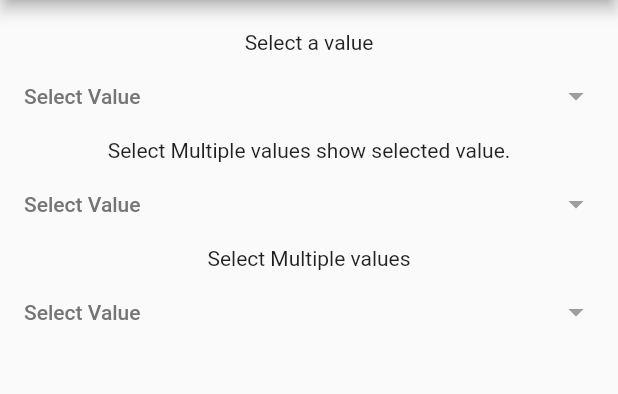
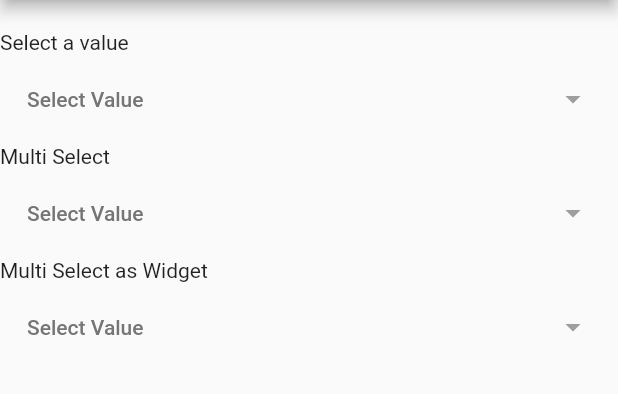
Before and after one commit to amirr-dotcom/custom_searchable_dropdown, a Flutter app: the screen it shows after launch, on a phone screen of 412 x 824 dp, the part 84-478 px from its top. Run offline on Flutter 3.47's test engine with Material 2 defaults, Android fonts, the phone set to English and light mode, and no system bars; statements that could not run were skipped.

Commit message:
Add all my files

```diff
--- a/example/lib/main.dart
+++ b/example/lib/main.dart
@@ -79,6 +79,14 @@ class _MyHomePageState extends State<MyHomePage> {
     {
       'name': 'Tazeem',
       'class': 7
+    },
+    {
+      'name': 'Najaf',
+      'class': 6
+    },
+    {
+      'name': 'Izhar',
+      'class': 5
     }
   ];
 
@@ -93,8 +101,7 @@ class _MyHomePageState extends State<MyHomePage> {
         title: Text(widget.title),
       ),
       body: Center(
-        child: Column(
-          mainAxisAlignment: MainAxisAlignment.start,
+        child: ListView(
           children: <Widget>[
             SizedBox(height: 20,),
             Text('Select a value'),
@@ -102,7 +109,7 @@ class _MyHomePageState extends State<MyHomePage> {
               padding: const EdgeInsets.all(8.0),
               child: customSearchableDropDown(
                 items: listToSearch,
-                label: 'Select Subject',
+                label: 'Select Name',
                 decoration: BoxDecoration(
                     border: Border.all(
                         color: Colors.blue
@@ -127,13 +134,13 @@ class _MyHomePageState extends State<MyHomePage> {
                 },
               ),
             ),
-            Text('Select Multiple values show selected value.'),
+            Text('Multi Select'),
             Padding(
               padding: const EdgeInsets.all(8.0),
               child: customSearchableDropDown(
                 items: listToSearch,
-                label: 'Select Subject',
-                multiSelectValuesAsWidget: true,
+                label: 'Select Name',
+                multiSelectTag: 'Names',
                 decoration: BoxDecoration(
                     border: Border.all(
                         color: Colors.blue
@@ -159,13 +166,14 @@ class _MyHomePageState extends State<MyHomePage> {
                 },
               ),
             ),
-            Text('Select Multiple values'),
+            Text('Multi Select as Widget'),
             Padding(
               padding: const EdgeInsets.all(8.0),
               child: customSearchableDropDown(
                 items: listToSearch,
-                label: 'Select Subject',
-                multiSelectValuesAsWidget: false,
+                label: 'Select Name',
+                multiSelectTag: 'Names',
+                multiSelectValuesAsWidget: true,
                 decoration: BoxDecoration(
                   border: Border.all(
                     color: Colors.blue
--- a/lib/custom_searchable_dropdown.dart
+++ b/lib/custom_searchable_dropdown.dart
@@ -1,4 +1,6 @@
 library custom_searchable_dropdown;
+
+
 
 import 'dart:convert';
 
@@ -9,10 +11,16 @@ import 'package:flutter/material.dart';
 
 class customSearchableDropDown extends StatefulWidget {
   List items=[];
+  List initialValue;
   String label;
   String hint='';
+  String multiSelectTag;
+  int initialIndex;
   Widget prefixIcon;
   bool hideSearch;
+  bool enabled;
+  bool showClearButton;
+  bool menuMode;
   bool multiSelect;
   bool multiSelectValuesAsWidget;
   String itemOnDialogueBox;
@@ -25,10 +33,16 @@ class customSearchableDropDown extends StatefulWidget {
     @required this.label,
     this.onChanged,
     this.hint,
+    this.initialValue,
+    this.enabled,
+    this.showClearButton,
     this.itemOnDialogueBox,
     this.dropDownMenuItems,
     this.prefixIcon,
+    this.menuMode,
+    this.initialIndex,
     this.multiSelect,
+    this.multiSelectTag,
     this.multiSelectValuesAsWidget,
     this.hideSearch,
     this.decoration,
@@ -52,23 +66,126 @@ class _customSearchableDropDownState extends State<customSearchableDropDown> {
 
 
 
-  @override
-  Widget build(BuildContext context) {
+
+
+  GlobalKey _key = LabeledGlobalKey("button_icon");
+  OverlayEntry _overlayEntry;
+  Size buttonSize;
+  Offset buttonPosition;
+  bool isMenuOpen = false;
+
+  void openMenu() {
+    findButton();
+    _overlayEntry = _overlayEntryBuilder();
+    Overlay.of(context).insert(_overlayEntry);
+    isMenuOpen = !isMenuOpen;
+  }
+  void closeMenu() {
+    _overlayEntry.remove();
+    isMenuOpen = !isMenuOpen;
+  }
+
+
+
+
+  OverlayEntry _overlayEntryBuilder() {
+    if(widget.initialIndex!=null && widget.dropDownMenuItems.isNotEmpty)
+    {
+      onSelectLabel=widget.dropDownMenuItems[widget.initialIndex].toString();
+    }
+    if(widget.initialValue!=null && widget.items.isNotEmpty)
+    {
+      for(int i=0;i<widget.items.length; i++)
+      {
+        if(widget.initialValue[0]['id']==widget.items[i][widget.initialValue[0]['param']]){
+          onSelectLabel=widget.dropDownMenuItems[i].toString();
+        }
+      }
+    }
     if(widget.items.isEmpty)
     {
       onSelectLabel=null;
+      selectedValues.clear();
       widget.onChanged(null);
+    }
+    return OverlayEntry(builder: (context) {
+      return Positioned(
+        top: buttonPosition.dy + buttonSize.height,
+        left: buttonPosition.dx,
+        width:buttonSize.width,
+        child: Material(
+          color: Colors.transparent,
+          child: SizedBox(
+            height: 300,
+            child: mainScreen(),
+          ),
+        ),
+      );
+    },
+    );
+  }
+
+  findButton() {
+    RenderBox renderBox = _key.currentContext.findRenderObject();
+    buttonSize = renderBox.size;
+    buttonPosition = renderBox.localToGlobal(Offset.zero);
+  }
+
+
+//   if (isMenuOpen) {
+//   closeMenu();
+//   } else {
+//   openMenu();
+//   }
+// }
+
+
+
+  @override
+  Widget build(BuildContext context) {
+    if(widget.initialIndex!=null && widget.dropDownMenuItems.isNotEmpty)
+    {
+      onSelectLabel=widget.dropDownMenuItems[widget.initialIndex].toString();
+    }
+    if(onSelectLabel==null)
+    {
+      if(widget.initialValue!=null && widget.items.isNotEmpty)
+      {
+        for(int i=0;i<widget.items.length; i++)
+        {
+          if(widget.initialValue[0]['id']==widget.items[i][widget.initialValue[0]['param']]){
+            onSelectLabel=widget.dropDownMenuItems[i].toString();
+            print(onSelectLabel);
+            setState(() {
+
+            });
+          }
+        }
+      }
+    }
+    if(widget.items.isEmpty)
+    {
+      onSelectLabel=null;
+      selectedValues.clear();
+      widget.onChanged(null);
+      setState(() {
+
+      });
     }
     return  Container(
       decoration: widget.decoration,
+      key: _key,
       child: FlatButton(
-        padding: EdgeInsets.all(8),
+        padding: EdgeInsets.all(10),
         materialTapTargetSize: MaterialTapTargetSize.shrinkWrap,
         minWidth: 0,
         height: 0,
         child: Row(
           children: [
-            widget.prefixIcon==null? Container():widget.prefixIcon,
+            widget.prefixIcon==null? Container():Padding(
+              padding: EdgeInsets.fromLTRB(0,0,13,0,),
+              child: widget.prefixIcon,
+            ),
             ((widget.multiSelect==true && widget.multiSelect!=null) && selectedValues.isNotEmpty)?
             Expanded(
                 child: (widget.multiSelectValuesAsWidget==true && widget.multiSelectValuesAsWidget!=null)?
@@ -79,10 +196,7 @@ class _customSearchableDropDownState extends State<customSearchableDropDown> {
                         (index) {
                       return Padding(
                         padding: const EdgeInsets.fromLTRB(5,3,5,3),
-                        child: Row(
-                          mainAxisSize: MainAxisSize.min,
-                          children: [
-                            Container(
+                        child: Container(
                           decoration: new BoxDecoration(
                               color: Colors.green,
                               borderRadius:  BorderRadius.all(Radius.circular(0.0),)
@@ -96,14 +210,12 @@ class _customSearchableDropDownState extends State<customSearchableDropDown> {
                               ),),
                           ),
                         ),
-                          ],
-                        ),
                       );
                     },
                   ),
                 )
-                    :Text(selectedValues.length==1?selectedValues.length.toString()+ ' value selected':
-                selectedValues.length.toString()+' values selected',
+                    :Text(selectedValues.length==1? widget.multiSelectTag==null?  selectedValues.length.toString()+' values selected': selectedValues.length.toString()+' '+widget.multiSelectTag+' selected':
+                widget.multiSelectTag==null?  selectedValues.length.toString()+' values selected': selectedValues.length.toString()+' '+widget.multiSelectTag+' selected',
                   style: TextStyle(
                       color: Colors.grey
                   ),)
@@ -113,11 +225,29 @@ class _customSearchableDropDownState extends State<customSearchableDropDown> {
               style: TextStyle(
                 color: onSelectLabel==null? Colors.grey[600]:Colors.grey[800],
               ),)),
+            Visibility(
+                visible: (widget.showClearButton!=null && widget.showClearButton==true && onSelectLabel!=null),
+                child: FlatButton(
+                  padding: EdgeInsets.all(0),
+                  materialTapTargetSize: MaterialTapTargetSize.shrinkWrap,
+                  minWidth: 0,
+                  height: 0,
+                  child: Icon(Icons.clear),
+                  onPressed: (){
+                    widget.onChanged(null);
+                    onSelectLabel=null;
+                    setState(() {
+
+                    });
+                  },
+                )),
             Icon(Icons.arrow_drop_down,
               color: widget.items.isEmpty? Colors.grey: Colors.black,)
           ],
         ),
         onPressed: (){
+          if(widget.enabled==null || widget.enabled==true)
+          {
             menuData.clear();
             if(widget.items.isNotEmpty)
             {
@@ -128,7 +258,18 @@ class _customSearchableDropDownState extends State<customSearchableDropDown> {
               mainDataListGroup=menuData;
               newDataList=mainDataListGroup;
               searchC.clear();
+              if(widget.menuMode!=null && widget.menuMode==true)
+              {
+                if (isMenuOpen) {
+                  closeMenu();
+                } else {
+                  openMenu();
+                }
+              }
+              else{
                 showDialogueBox(context);
+              }
+            }
           }
         },
       ),
@@ -145,17 +286,29 @@ class _customSearchableDropDownState extends State<customSearchableDropDown> {
         context: context,
         barrierDismissible: true,
         builder: (context) {
+          return Padding(
+            padding: EdgeInsets.all(15),
+            child: mainScreen(),
+          );
+        }).then((valueFromDialog){
+      // use the value as you wish
+      setState(() {
+
+      });
+    });
+  }
+
+  mainScreen(){
     return StatefulBuilder(
         builder: (context,setState)
         {
-                return Padding(
-                  padding: const EdgeInsets.all(15.0),
-                  child: Scaffold(
+          return Scaffold(
             backgroundColor: Colors.transparent,
             body: Container(
               color: Colors.white,
               child: Column(
                 crossAxisAlignment: CrossAxisAlignment.start,
+                mainAxisAlignment: MainAxisAlignment.start,
                 children: [
                   Visibility(
                       visible: widget.multiSelect==null? false:widget.multiSelect,
@@ -193,7 +346,7 @@ class _customSearchableDropDownState extends State<customSearchableDropDown> {
                   Visibility(
                     visible: widget.hideSearch==null? true:!widget.hideSearch,
                     child: Padding(
-                              padding: const EdgeInsets.fromLTRB(8,0,8,8),
+                      padding: const EdgeInsets.fromLTRB(8,0,8,0),
                       child: TextField(
                         controller: searchC,
                         autofocus: true,
@@ -214,12 +367,10 @@ class _customSearchableDropDownState extends State<customSearchableDropDown> {
                   Expanded(
                     child: ListView.builder
                       (
+                        padding: EdgeInsets.zero,
                         itemCount: newDataList.length,
                         itemBuilder: (BuildContext context, int index) {
-                                  return Column(
-                                    crossAxisAlignment: CrossAxisAlignment.start,
-                                    children: [
-                                      FlatButton(
+                          return FlatButton(
                             child: Row(
                               children: [
                                 Visibility(
@@ -263,6 +414,7 @@ class _customSearchableDropDownState extends State<customSearchableDropDown> {
                                 }
                               }
                               else{
+                                print('iiiiiiiiiiiiiiiiiiiii');
                                 for( int i=0; i<menuData.length; i++)
                                 {
                                   if(menuData[i]==newDataList[index])
@@ -271,11 +423,15 @@ class _customSearchableDropDownState extends State<customSearchableDropDown> {
                                     widget.onChanged(widget.items[i]);
                                   }
                                 }
+                                if( widget.menuMode!=null && widget.menuMode==true)
+                                {
+                                  closeMenu();
+                                }
+                                else{
                                   Navigator.pop(context);
                                 }
+                              }
                             },
-                                      ),
-                                    ],
                           );
                         }
                     ),
@@ -289,7 +445,13 @@ class _customSearchableDropDownState extends State<customSearchableDropDown> {
                             color: Colors.blue,
                           ),),
                         onPressed: (){
+                          if( widget.menuMode!=null && widget.menuMode==true)
+                          {
+                            closeMenu();
+                          }
+                          else{
                             Navigator.pop(context);
+                          }
                         },
                       ),
                       Visibility(
@@ -310,7 +472,13 @@ class _customSearchableDropDownState extends State<customSearchableDropDown> {
                             }
                             print(sendList);
                             widget.onChanged(jsonEncode(sendList));
+                            if( widget.menuMode!=null && widget.menuMode==true)
+                            {
+                              closeMenu();
+                            }
+                            else{
                               Navigator.pop(context);
+                            }
                           },
                         ),
                       )
@@ -319,17 +487,10 @@ class _customSearchableDropDownState extends State<customSearchableDropDown> {
                 ],
               ),
             ),
-                  ),
           );
         }
 
     );
-        }).then((valueFromDialog){
-      // use the value as you wish
-      setState(() {
-
-      });
-    });
   }
 
 
--- a/pubspec.yaml
+++ b/pubspec.yaml
@@ -1,6 +1,6 @@
 name: custom_searchable_dropdown
 description: A new Flutter package.
-version: 0.0.1
+version: 1.0.5
 homepage: https://github.com/amirr-dotcom/custom_searchable_dropdown
 
 environment:
```
Also changed, not shown: doc/images/all.png (added), doc/images/multiSelect.png (added), example/pubspec.lock, 3 other files. Lines whose indentation alone changed are shown as unchanged.
